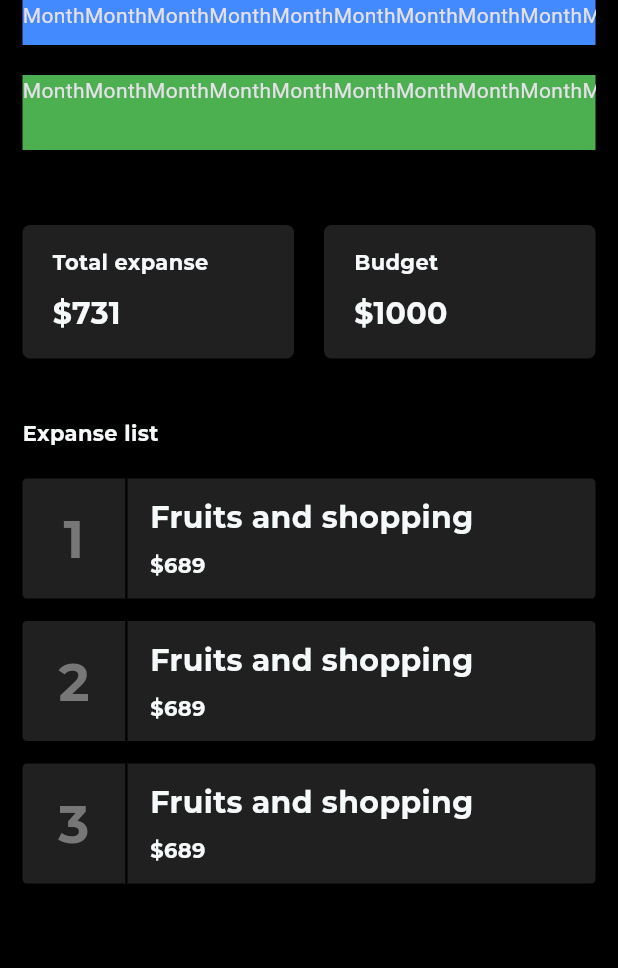
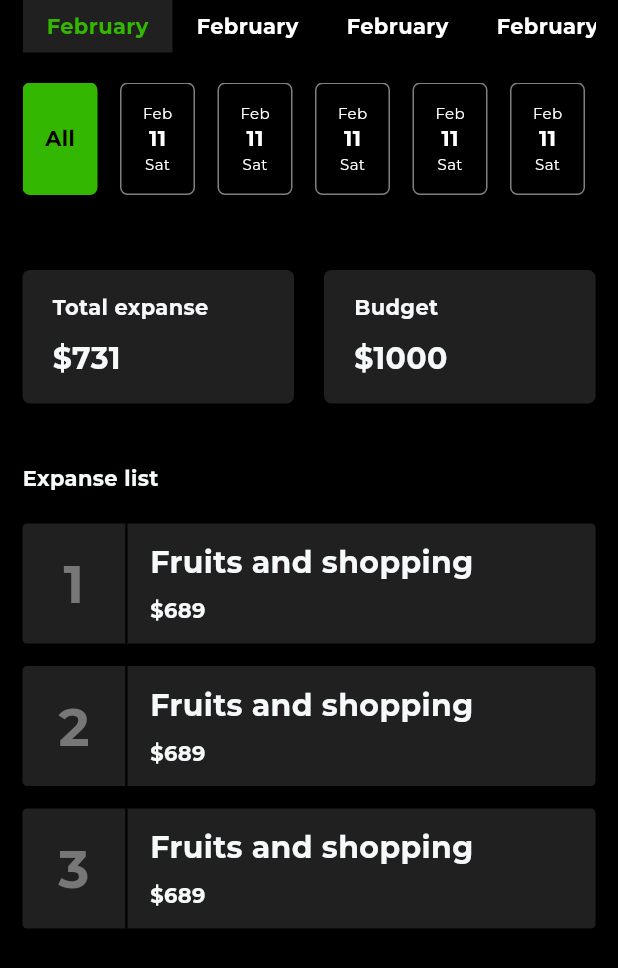
Before and after one commit to saleheen1/simple_expense_tracker, a Flutter app: the HistoryTab screen opened directly, on a phone screen of 412 x 824 dp. Shown: the top 968 px of the screen. Run offline on Flutter 3.47's test engine with Material 3 defaults, Android fonts, the light colour scheme and no system bars; our stand-ins replace flutter_svg, get, google_fonts.

Commit message:
feat: complete ui development

```diff
--- /dev/null
+++ b/lib/core/widgets/day_card.dart
@@ -0,0 +1,62 @@
+import 'package:flutter/material.dart';
+import 'package:simple_expense_tracker/core/themes/custom_theme.dart';
+import 'package:simple_expense_tracker/core/utils/text_utils.dart';
+
+class DayCard extends StatelessWidget {
+  final bool isSelected;
+  final String monthName;
+  final String date;
+  final String weekdayName;
+  const DayCard({
+    super.key,
+    this.isSelected = false,
+    required this.date,
+    required this.weekdayName,
+    required this.monthName,
+  });
+
+  @override
+  Widget build(BuildContext context) {
+    final theme = CustomTheme.of(context);
+
+    return Container(
+      width: 50,
+      height: 75,
+      margin: EdgeInsets.only(right: 15),
+      decoration: BoxDecoration(
+        color: isSelected ? theme.cardColor : Colors.transparent,
+        borderRadius: BorderRadius.circular(5),
+        border: Border.all(
+          color: isSelected ? Colors.transparent : Colors.white.withOpacity(.5),
+          width: 1,
+        ),
+      ),
+      child: Column(
+        mainAxisAlignment: MainAxisAlignment.center,
+        children: [
+          Text(
+            monthName,
+            style: TextUtils.b1Small(
+              color: isSelected ? theme.primary : Colors.white,
+              context: context,
+            ),
+          ),
+          Text(
+            date,
+            style: TextUtils.title3(
+              color: isSelected ? theme.primary : Colors.white,
+              context: context,
+            ),
+          ),
+          Text(
+            weekdayName,
+            style: TextUtils.b1Small(
+              color: isSelected ? theme.primary : Colors.white,
+              context: context,
+            ),
+          ),
+        ],
+      ),
+    );
+  }
+}
--- /dev/null
+++ b/lib/core/widgets/month_card.dart
@@ -0,0 +1,28 @@
+import 'package:flutter/material.dart';
+import 'package:simple_expense_tracker/core/themes/custom_theme.dart';
+import 'package:simple_expense_tracker/core/utils/text_utils.dart';
+
+class MonthCard extends StatelessWidget {
+  final bool isSelected;
+  const MonthCard({super.key, this.isSelected = false});
+
+  @override
+  Widget build(BuildContext context) {
+    final theme = CustomTheme.of(context);
+
+    return Container(
+      color: isSelected ? theme.cardColor : Colors.transparent,
+      width: 100,
+      height: 35,
+      child: Center(
+        child: Text(
+          'February',
+          style: TextUtils.title3(
+            context: context,
+            color: isSelected ? theme.primary : Colors.white,
+          ),
+        ),
+      ),
+    );
+  }
+}
--- a/lib/features/history/history_tab.dart
+++ b/lib/features/history/history_tab.dart
@@ -1,9 +1,12 @@
 import 'package:flutter/material.dart';
+import 'package:simple_expense_tracker/core/themes/custom_theme.dart';
 import 'package:simple_expense_tracker/core/utils/text_utils.dart';
 import 'package:simple_expense_tracker/core/utils/ui_const.dart';
+import 'package:simple_expense_tracker/core/widgets/day_card.dart';
 import 'package:simple_expense_tracker/core/widgets/default_margin_widget.dart';
 import 'package:simple_expense_tracker/core/widgets/expanse_and_budget_card.dart';
 import 'package:simple_expense_tracker/core/widgets/expanse_card.dart';
+import 'package:simple_expense_tracker/core/widgets/month_card.dart';
 import 'package:simple_expense_tracker/core/widgets/notification_bar.dart';
 
 class HistoryTab extends StatelessWidget {
@@ -17,6 +20,8 @@ class HistoryTab extends StatelessWidget {
 
   @override
   Widget build(BuildContext context) {
+    final int selectedIndex = 0;
+
     return Scaffold(
       body: DefaultMarginWidget(
         child: Column(
@@ -30,17 +35,15 @@ class HistoryTab extends StatelessWidget {
             Row(
               children: [
                 Expanded(
-                  child: Container(
-                    color: Colors.blueAccent,
-                    height: 30,
+                  child: SizedBox(
+                    height: 35,
                     child: ListView.builder(
-                      itemCount: 300,
+                      itemCount: 5,
                       shrinkWrap: true,
-                      padding: EdgeInsets.zero,
                       physics: const AlwaysScrollableScrollPhysics(),
                       scrollDirection: Axis.horizontal,
                       itemBuilder: (context, index) {
-                        return Text('Month');
+                        return MonthCard(isSelected: selectedIndex == index);
                       },
                     ),
                   ),
@@ -55,17 +58,24 @@ class HistoryTab extends StatelessWidget {
             Row(
               children: [
                 Expanded(
-                  child: Container(
-                    color: Colors.green,
-                    height: 50,
+                  child: SizedBox(
+                    height: 75,
                     child: ListView.builder(
-                      itemCount: 300,
+                      itemCount: 10,
                       shrinkWrap: true,
-                      padding: EdgeInsets.zero,
                       physics: const AlwaysScrollableScrollPhysics(),
                       scrollDirection: Axis.horizontal,
                       itemBuilder: (context, index) {
-                        return Text('Month');
+                        if (index == 0) {
+                          return _allButton(context, selectedIndex == 0);
+                        } else {
+                          return DayCard(
+                            isSelected: false,
+                            date: '11',
+                            monthName: 'Feb',
+                            weekdayName: 'Sat',
+                          );
+                        }
                       },
                     ),
                   ),
@@ -128,4 +138,33 @@ class HistoryTab extends StatelessWidget {
       ),
     );
   }
+
+  Widget _allButton(BuildContext context, bool isSelected) {
+    final theme = CustomTheme.of(context);
+
+    return Container(
+      width: 50,
+      height: 75,
+      margin: EdgeInsets.only(right: 15),
+      decoration: BoxDecoration(
+        color: isSelected ? theme.primary : Colors.transparent,
+        borderRadius: BorderRadius.circular(5),
+        border: Border.all(
+          color: isSelected
+              ? Colors.transparent
+              : Colors.white.withValues(alpha: 0.5),
+          width: 1,
+        ),
+      ),
+      child: Center(
+        child: Text(
+          'All',
+          style: TextUtils.title3(
+            color: isSelected ? theme.bgColor : Colors.white,
+            context: context,
+          ),
+        ),
+      ),
+    );
+  }
 }
```
